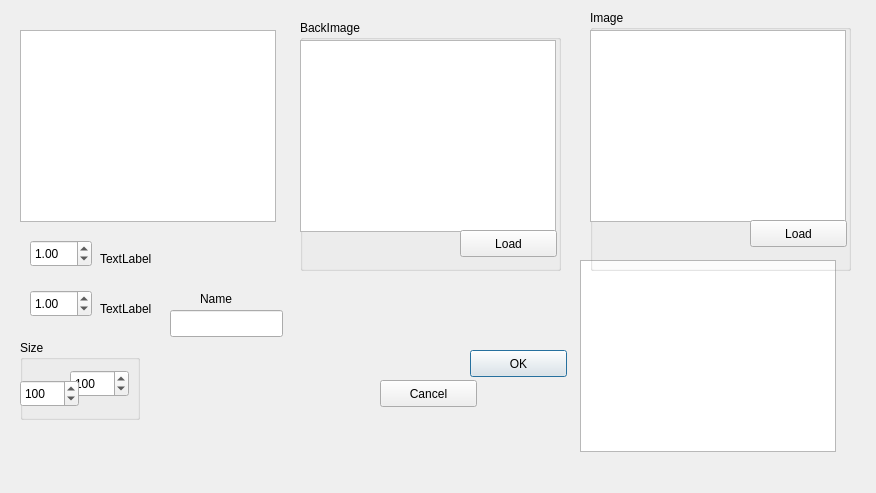
kazeevn/Mipt-ray-tracer, file additemdialog.ui: the form before one commit.
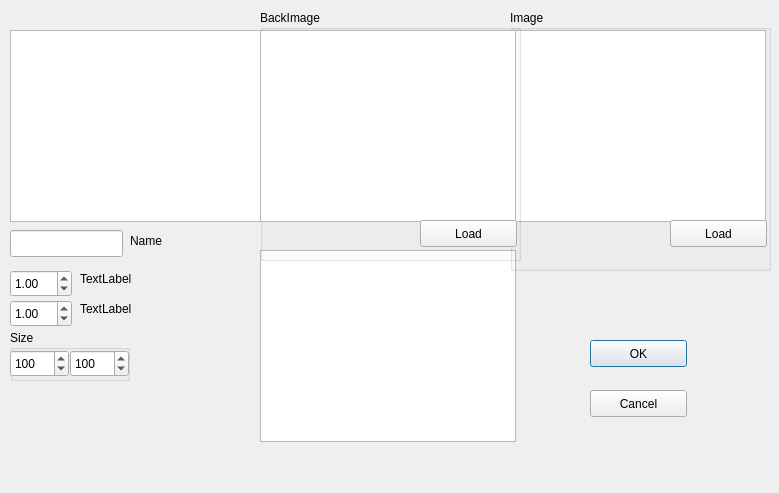
The form after the commit.

Commit message: Add item dialog nicenes increased.

What changed in the file:
```diff
--- a/additemdialog.ui
+++ b/additemdialog.ui
@@ -6,18 +6,30 @@
    <rect>
     <x>0</x>
     <y>0</y>
-    <width>876</width>
+    <width>779</width>
     <height>493</height>
    </rect>
   </property>
+  <property name="sizePolicy">
+   <sizepolicy hsizetype="Preferred" vsizetype="Preferred">
+    <horstretch>0</horstretch>
+    <verstretch>0</verstretch>
+   </sizepolicy>
+  </property>
   <property name="windowTitle">
    <string>Dialog</string>
   </property>
+  <property name="sizeGripEnabled">
+   <bool>false</bool>
+  </property>
+  <property name="modal">
+   <bool>true</bool>
+  </property>
   <widget class="QListWidget" name="listWidget">
    <property name="geometry">
     <rect>
-     <x>580</x>
-     <y>260</y>
+     <x>260</x>
+     <y>250</y>
      <width>256</width>
      <height>192</height>
     </rect>
@@ -26,7 +38,7 @@
   <widget class="QTableView" name="tableView">
    <property name="geometry">
     <rect>
-     <x>20</x>
+     <x>10</x>
      <y>30</y>
      <width>256</width>
      <height>192</height>
@@ -36,8 +48,8 @@
   <widget class="QDoubleSpinBox" name="doubleSpinBox_2">
    <property name="geometry">
     <rect>
-     <x>30</x>
-     <y>290</y>
+     <x>10</x>
+     <y>300</y>
      <width>62</width>
      <height>27</height>
     </rect>
@@ -52,8 +64,8 @@
   <widget class="QDoubleSpinBox" name="doubleSpinBox_1">
    <property name="geometry">
     <rect>
-     <x>30</x>
-     <y>240</y>
+     <x>10</x>
+     <y>270</y>
      <width>62</width>
      <height>27</height>
     </rect>
@@ -68,9 +80,9 @@
   <widget class="QLabel" name="label_1">
    <property name="geometry">
     <rect>
-     <x>100</x>
-     <y>250</y>
-     <width>67</width>
+     <x>80</x>
+     <y>270</y>
+     <width>151</width>
      <height>17</height>
     </rect>
    </property>
@@ -81,9 +93,9 @@
   <widget class="QLabel" name="label_2">
    <property name="geometry">
     <rect>
-     <x>100</x>
+     <x>80</x>
      <y>300</y>
-     <width>67</width>
+     <width>151</width>
      <height>17</height>
     </rect>
    </property>
@@ -94,8 +106,8 @@
   <widget class="QPushButton" name="pushButtonOK">
    <property name="geometry">
     <rect>
-     <x>470</x>
-     <y>350</y>
+     <x>590</x>
+     <y>340</y>
      <width>97</width>
      <height>27</height>
     </rect>
@@ -107,8 +119,8 @@
   <widget class="QLineEdit" name="editName">
    <property name="geometry">
     <rect>
-     <x>170</x>
-     <y>310</y>
+     <x>10</x>
+     <y>230</y>
      <width>113</width>
      <height>27</height>
     </rect>
@@ -117,8 +129,8 @@
   <widget class="QPushButton" name="Cancel">
    <property name="geometry">
     <rect>
-     <x>380</x>
-     <y>380</y>
+     <x>590</x>
+     <y>390</y>
      <width>97</width>
      <height>27</height>
     </rect>
@@ -130,10 +142,10 @@
   <widget class="QGroupBox" name="groupBoxSize">
    <property name="geometry">
     <rect>
-     <x>20</x>
-     <y>340</y>
+     <x>10</x>
+     <y>330</y>
      <width>120</width>
-     <height>80</height>
+     <height>51</height>
     </rect>
    </property>
    <property name="title">
@@ -142,8 +154,8 @@
    <widget class="QSpinBox" name="spinBox_2">
     <property name="geometry">
      <rect>
-      <x>50</x>
-      <y>30</y>
+      <x>60</x>
+      <y>20</y>
       <width>59</width>
       <height>27</height>
      </rect>
@@ -159,7 +171,7 @@
     <property name="geometry">
      <rect>
       <x>0</x>
-      <y>40</y>
+      <y>20</y>
       <width>59</width>
       <height>27</height>
      </rect>
@@ -175,10 +187,10 @@
   <widget class="QLabel" name="label">
    <property name="geometry">
     <rect>
-     <x>200</x>
-     <y>290</y>
+     <x>130</x>
+     <y>220</y>
      <width>67</width>
-     <height>17</height>
+     <height>41</height>
     </rect>
    </property>
    <property name="text">
@@ -188,7 +200,7 @@
   <widget class="QGroupBox" name="groupBoxImage">
    <property name="geometry">
     <rect>
-     <x>590</x>
+     <x>510</x>
      <y>10</y>
      <width>261</width>
      <height>261</height>
@@ -224,8 +236,8 @@
   <widget class="QGroupBox" name="groupBoxImage_2">
    <property name="geometry">
     <rect>
-     <x>300</x>
-     <y>20</y>
+     <x>260</x>
+     <y>10</y>
      <width>261</width>
      <height>251</height>
     </rect>
```
The commit also changes 1 other file.
